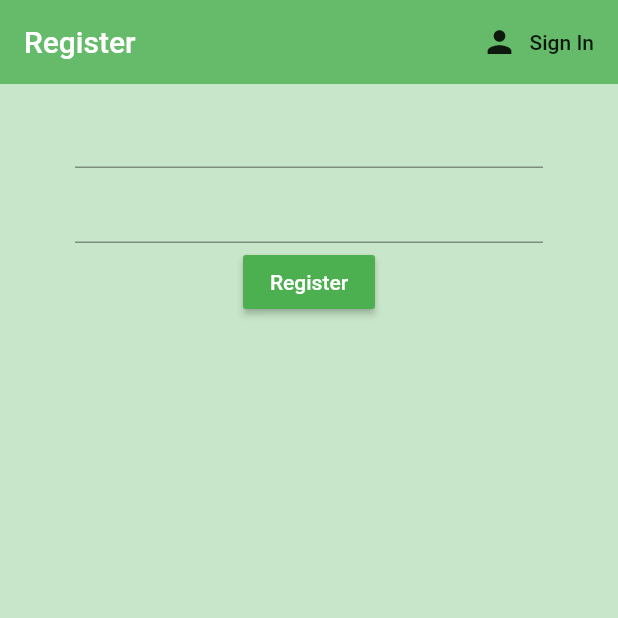
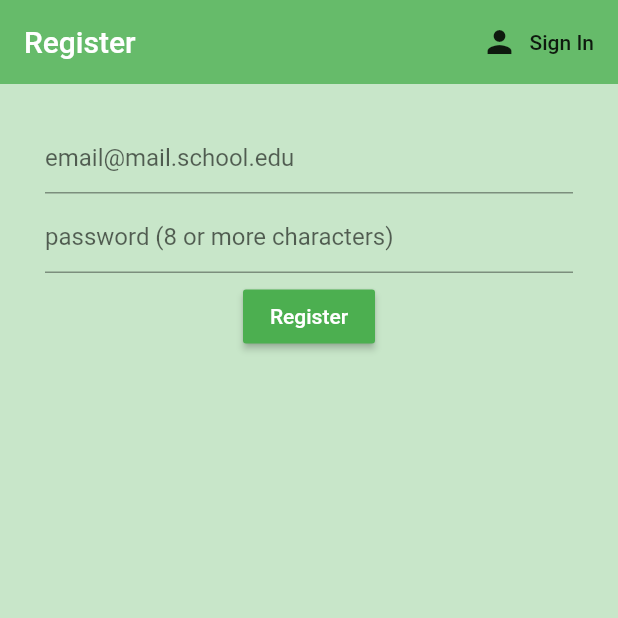
Before and after one commit to ChicoState/BookGrab, a Flutter app: the screen it shows after launch, after a tap on "Sign in", after a tap on "Register", on a phone screen of 412 x 824 dp, the top half of it. Run offline on Flutter 3.47's test engine with Material 2 defaults, Android fonts, the phone set to English and light mode, and no system bars; our stand-ins replace firebase_auth; accounts and stored records are empty; network calls fail.

Commit message:
Fixed textbox hints and formatting

```diff
--- a/book_grab/lib/screens/authenticate/register.dart
+++ b/book_grab/lib/screens/authenticate/register.dart
@@ -55,7 +55,7 @@ class _RegisterState extends State<Register> {
 
 
       body: Container(
-        padding: EdgeInsets.symmetric(vertical: 6.0, horizontal: 50.0),
+        padding: EdgeInsets.symmetric(vertical: 20.0, horizontal: 30.0),
 
         child: Form(
           //this will allow us to keep track of the form and validate it in the future if needed.
@@ -65,31 +65,33 @@ class _RegisterState extends State<Register> {
 
           child: Column(
             children: <Widget>[
-              SizedBox(height: 2.0),
+              SizedBox(height: 5.0),
               //text field for email with onchanged prop val is contents of formfield, every time value in formfield changes this runs
               TextFormField(
                   //functionality to validate inputs
                 //if empty return helpstring
-                  validator: (val) => val.isEmpty ? 'Enter an email' : null,
+                  decoration: InputDecoration(
+                    hintText: 'email@mail.school.edu',
+                  ),
                   onChanged: (val) {
                     setState(()=> email = val);
 
                   }
               ),
               //sized box for spacing
-              SizedBox(height: 2.0),
+              SizedBox(height: 5.0),
               //password form field, obscure text
               TextFormField(
                   obscureText: true,
-                  validator: (val) => val.length < 8  ? 'Enter a password of atleast 8 chars' : null,
+                  decoration: InputDecoration(
+                    hintText: 'password (8 or more characters)',
+                  ),
                   onChanged: (val){
-
                     setState(()=> password = val);
-
                   }
 
               ),
-              SizedBox(height: 2.0),
+              SizedBox(height: 5.0),
               RaisedButton(
                 color: Colors.green[500],
                 child: Text(
--- a/book_grab/lib/screens/authenticate/sign_in.dart
+++ b/book_grab/lib/screens/authenticate/sign_in.dart
@@ -54,36 +54,39 @@ class _SignInState extends State<SignIn> {
 
 
       body: Container(
-        padding: EdgeInsets.symmetric(vertical: 20.0, horizontal: 50.0),
+        padding: EdgeInsets.symmetric(vertical: 20.0, horizontal: 30.0),
 
         child: Form(
           //associate global key with our form's validation.
           key: _formKey,
           child: Column(
             children: <Widget>[
-              SizedBox(height: 10.0),
+              SizedBox(height: 5.0),
               //text field for email with onchanged prop val is contents of formfield, every time value in formfield changes this runs
               TextFormField(
-                  validator: (val) => val.isEmpty ? 'Enter an email' : null,
+                decoration: InputDecoration(
+                  hintText: 'email',
+                ),
                 onChanged: (val) {
-                 setState(()=> email = val);
+                setState(()=> email = val);
 
                 }
               ),
               //sized box for spacing
-              SizedBox(height: 10.0),
+              SizedBox(height: 5.0),
               //password form field, obscure text
               TextFormField(
-                  obscureText: true,
-                  validator: (val) => val.length < 8  ? 'Enter a password of atleast 8 chars' : null,
-                  onChanged: (val){
-
-                    setState(()=> password = val);
+                obscureText: true,
+                decoration: InputDecoration(
+                  hintText: 'password',
+                ),
+                onChanged: (val){
+                setState(()=> password = val);
 
                 }
 
               ),
-              SizedBox(height: 10.0),
+              SizedBox(height: 5.0),
               RaisedButton(
                 color: Colors.green[500],
                 child: Text(
```
